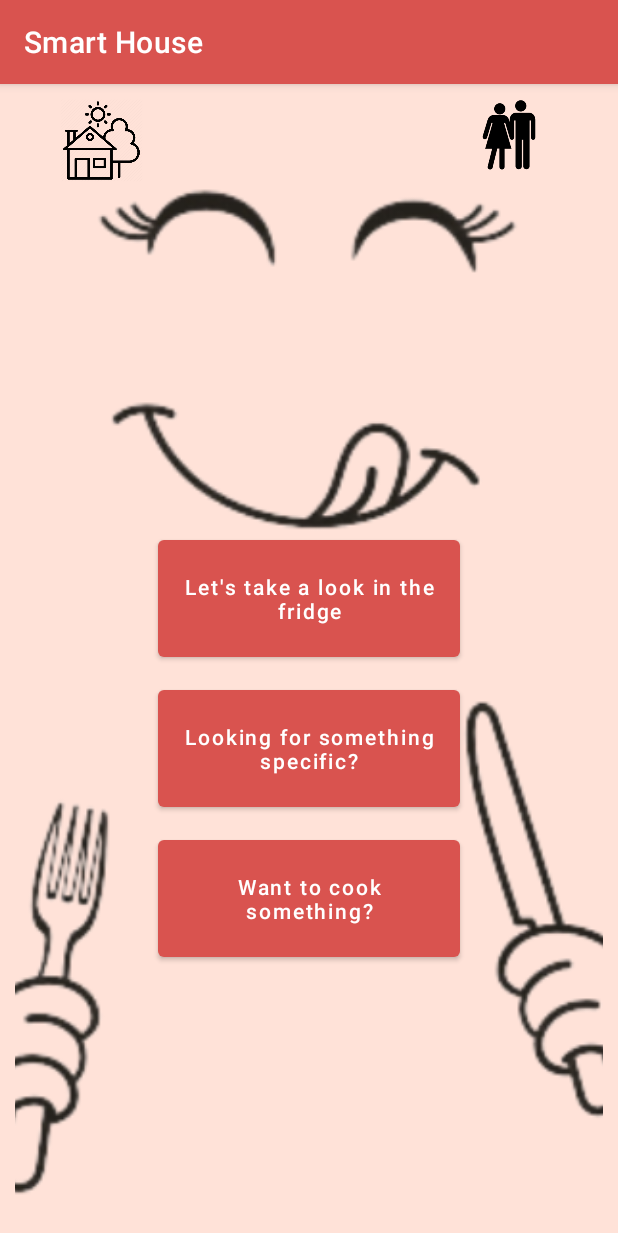
After one commit to michneaionuc/ECHIPA_13_PIU_2020, an Android app: the MenuFridgeActivity screen opened directly, with no data from a screen before it, on a phone screen of 412 x 824 dp. The commit adds this screen. Shown: the top 1233 px of the screen. Run offline under Robolectric (Android 15) with nearby library versions, the phone set to English and light mode, and no system bars.

Commit message:
add smart fridge menu page

```diff
--- a/app/src/main/AndroidManifest.xml
+++ b/app/src/main/AndroidManifest.xml
@@ -16,17 +16,18 @@
                 <category android:name="android.intent.category.LAUNCHER" />
             </intent-filter>
         </activity>
-        <activity android:name=".ParentsMainPage"/>
-        <activity android:name=".vacuum.VacuumOffActivity"/>
-        <activity android:name=".vacuum.VacuumOnActivity"/>
-        <activity android:name=".vacuum.VacuumSettingsActivity"/>
-        <activity android:name=".temperature.TemperatureActivity"/>
-        <activity android:name=".security.SecurityMainActivity"/>
-        <activity android:name=".security.SecurityEmergencyCallActivity"/>
-        <activity android:name=".security.SecurityCallingActivity"/>
-        <activity android:name=".security.SecurityViewActivity"/>
-        <activity android:name=".security.SecurityFrontDoorActivity"/>
-        <activity android:name=".LoginActivity"/>
+        <activity android:name=".ParentsMainPage" />
+        <activity android:name=".vacuum.VacuumOffActivity" />
+        <activity android:name=".vacuum.VacuumOnActivity" />
+        <activity android:name=".vacuum.VacuumSettingsActivity" />
+        <activity android:name=".temperature.TemperatureActivity" />
+        <activity android:name=".security.SecurityMainActivity" />
+        <activity android:name=".security.SecurityEmergencyCallActivity" />
+        <activity android:name=".security.SecurityCallingActivity" />
+        <activity android:name=".security.SecurityViewActivity" />
+        <activity android:name=".security.SecurityFrontDoorActivity" />
+        <activity android:name=".fridge.MenuFridgeActivity" />
+        <activity android:name=".LoginActivity" />
     </application>
 
 </manifest>
--- a/app/src/main/java/com/example/smarthouse/ParentsMainPage.kt
+++ b/app/src/main/java/com/example/smarthouse/ParentsMainPage.kt
@@ -4,6 +4,7 @@ import android.content.Intent
 import android.os.Bundle
 import android.widget.ImageButton
 import androidx.appcompat.app.AppCompatActivity
+import com.example.smarthouse.fridge.MenuFridgeActivity
 import com.example.smarthouse.security.SecurityMainActivity
 import com.example.smarthouse.temperature.TemperatureActivity
 import com.example.smarthouse.vacuum.VacuumOffActivity
@@ -34,5 +35,12 @@ class ParentsMainPage: AppCompatActivity() {
             val intent = Intent(this, SecurityMainActivity::class.java)
             startActivity(intent)
         }
+
+        val fridgeButton: ImageButton = findViewById(R.id.fridge_button)
+
+        fridgeButton.setOnClickListener{
+            val intent = Intent(this,MenuFridgeActivity::class.java)
+            startActivity(intent)
+        }
     }
 }
--- /dev/null
+++ b/app/src/main/java/com/example/smarthouse/fridge/MenuFridgeActivity.kt
@@ -0,0 +1,12 @@
+package com.example.smarthouse.fridge
+
+import androidx.appcompat.app.AppCompatActivity
+import android.os.Bundle
+import com.example.smarthouse.R
+
+class MenuFridgeActivity : AppCompatActivity() {
+    override fun onCreate(savedInstanceState: Bundle?) {
+        super.onCreate(savedInstanceState)
+        setContentView(R.layout.activity_menu_fridge)
+    }
+}
--- /dev/null
+++ b/app/src/main/res/layout/activity_menu_fridge.xml
@@ -0,0 +1,91 @@
+<?xml version="1.0" encoding="utf-8"?>
+<androidx.constraintlayout.widget.ConstraintLayout xmlns:android="http://schemas.android.com/apk/res/android"
+    xmlns:app="http://schemas.android.com/apk/res-auto"
+    xmlns:tools="http://schemas.android.com/tools"
+    android:layout_width="match_parent"
+    android:layout_height="match_parent"
+    android:background="@color/background"
+    tools:context=".fridge.MenuFridgeActivity"
+    android:padding="10dp"
+    >
+
+    <ImageView
+        android:id="@+id/house_icon"
+        android:layout_width="55dp"
+        android:layout_height="55dp"
+        android:layout_marginStart="30dp"
+        android:src="@drawable/house_icon"
+        app:layout_constraintTop_toTopOf="parent"
+        app:layout_constraintStart_toStartOf="parent"
+        app:layout_constraintEnd_toStartOf="@+id/parents_icon"/>
+
+    <ImageView
+        android:id="@+id/parents_icon"
+        android:layout_width="48dp"
+        android:layout_height="48dp"
+        android:src="@drawable/parents_icon"
+        android:layout_marginStart="220dp"
+        app:layout_constraintStart_toEndOf="@+id/house_icon"
+        app:layout_constraintTop_toTopOf="parent" />
+
+   <RelativeLayout
+       android:layout_width="wrap_content"
+       android:layout_height="match_parent">
+       <ImageView
+           android:layout_width="match_parent"
+           android:layout_height="match_parent"
+           android:src="@drawable/fridge_primary"
+           android:layout_marginTop="40dp"
+           android:adjustViewBounds="true"
+          android:scaleType="centerCrop"
+       />
+
+       <Button
+           android:id="@+id/button_fridge_inside"
+           android:layout_width="220dp"
+           android:layout_height="90dp"
+           android:layout_alignParentRight="true"
+           android:layout_alignParentBottom="true"
+           android:layout_marginLeft="95dp"
+           android:layout_marginTop="280dp"
+           android:layout_marginRight="95dp"
+           android:layout_marginBottom="370dp"
+           android:text="Let's take a look in the fridge"
+           android:textAllCaps="false">
+
+       </Button>
+
+       <Button
+           android:id="@+id/button_fridge_specific"
+           android:layout_width="220dp"
+           android:layout_height="90dp"
+           android:layout_alignParentRight="true"
+           android:layout_alignParentBottom="true"
+           android:layout_marginLeft="95dp"
+           android:layout_marginTop="380dp"
+           android:layout_marginRight="95dp"
+           android:layout_marginBottom="270dp"
+           android:text="Looking for something specific?"
+           android:textAllCaps="false">
+
+       </Button>
+
+       <Button
+           android:id="@+id/button_fridge_cook"
+           android:layout_width="220dp"
+           android:layout_height="90dp"
+           android:layout_alignParentRight="true"
+           android:layout_alignParentBottom="true"
+           android:layout_marginLeft="95dp"
+           android:layout_marginTop="480dp"
+           android:layout_marginRight="95dp"
+           android:layout_marginBottom="170dp"
+           android:text="Want to cook something?"
+           android:textAllCaps="false">
+
+       </Button>
+
+
+   </RelativeLayout>
+
+</androidx.constraintlayout.widget.ConstraintLayout>
```
Also changed, not shown: app/src/main/res/drawable/fridge_primary.png (added).
